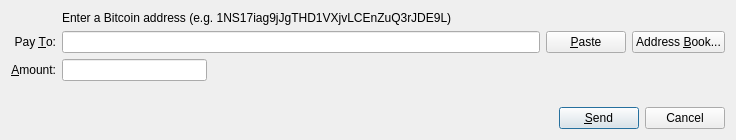
Qt form gui/forms/sendcoinsdialog.ui (raffermeko/bitcoin) before a commit.
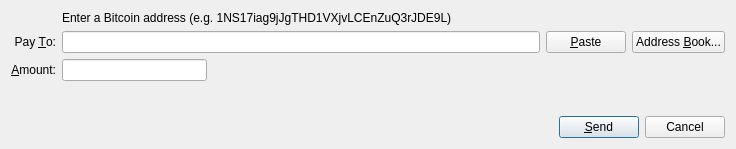
The same form after that commit. Icons and pictures are not drawn.

Commit message: Add tooltips, make "amount" entry consistent in Options dialog

```diff
--- a/gui/forms/sendcoinsdialog.ui
+++ b/gui/forms/sendcoinsdialog.ui
@@ -7,7 +7,7 @@
     <x>0</x>
     <y>0</y>
     <width>736</width>
-    <height>140</height>
+    <height>149</height>
    </rect>
   </property>
   <property name="windowTitle">
```
Left out of the diff: 18 changed lines with no effect on the pictures. The commit also changes 6 other files.
